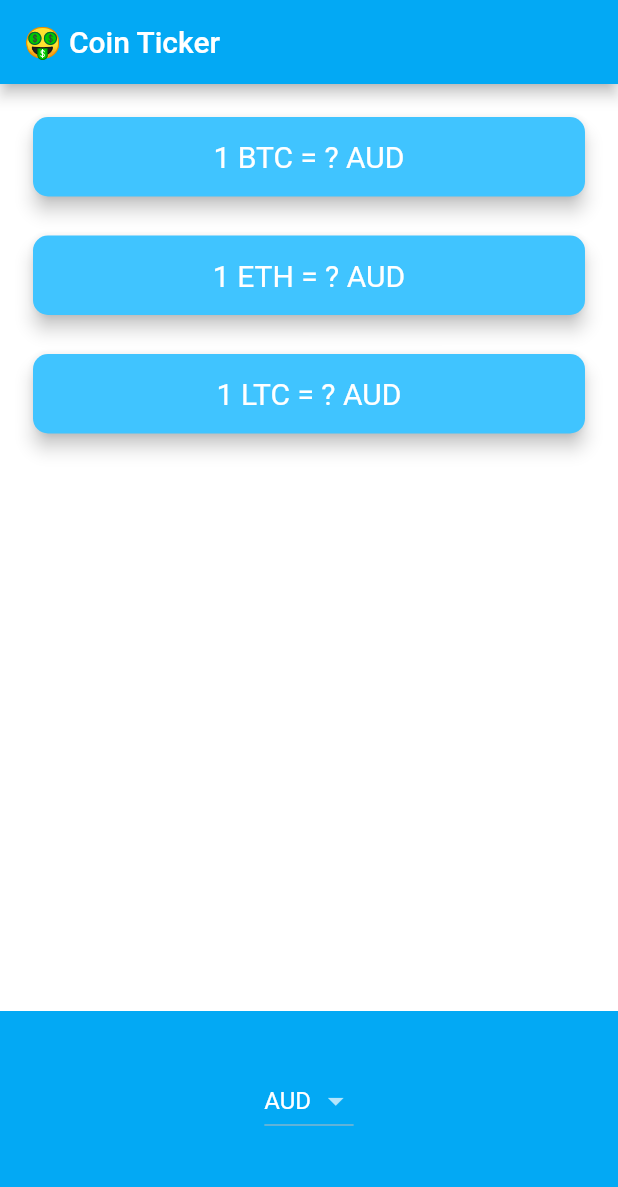
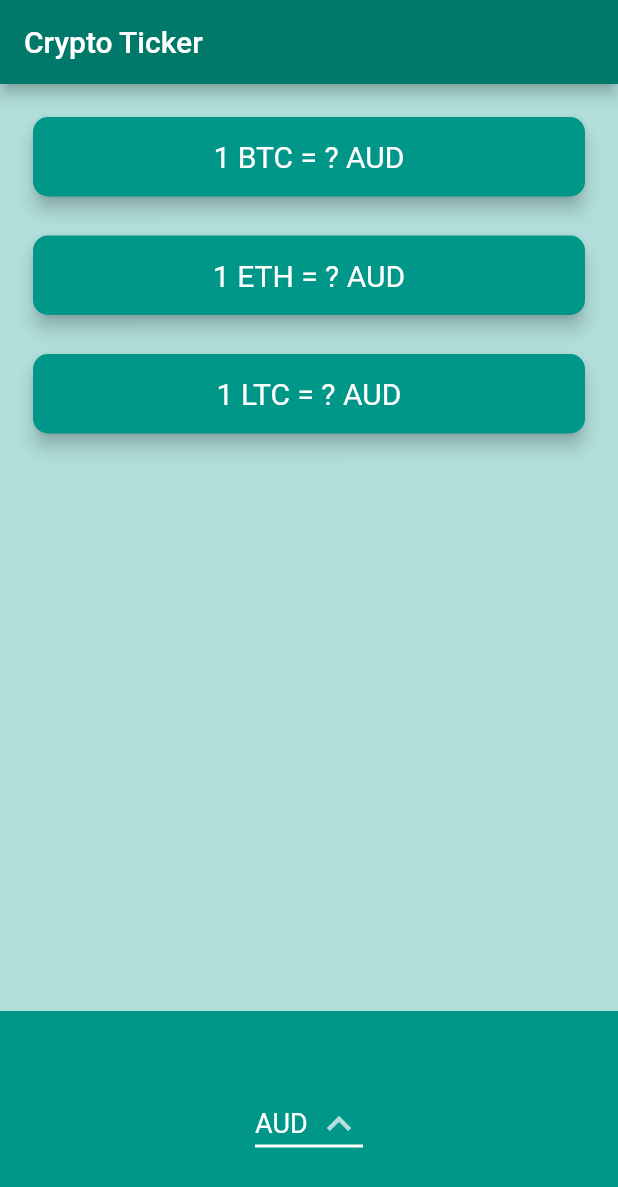
Before and after one commit to MostafaAE/bitcoin-ticker-flutter, a Flutter app: the screen it shows after launch, on a phone screen of 412 x 824 dp. Shown: the top 1187 px of the screen. Run offline on Flutter 3.47's test engine with Material 2 defaults, Android fonts, the phone set to English and light mode, and no system bars; network calls fail.

Commit message:
ui refactoring

```diff
--- /dev/null
+++ b/lib/constants.dart
@@ -0,0 +1,6 @@
+import 'dart:ui';
+
+const DarkPrimaryColor = Color(0xFF00796B);
+const LightPrimaryColor = Color(0xFFB2DFDB);
+const primaryColor = Color(0xFF009688);
+const dropDownColor = Color(0xFF212121);
--- a/lib/crypto_card.dart
+++ b/lib/crypto_card.dart
@@ -1,5 +1,6 @@
 import 'package:flutter/cupertino.dart';
 import 'package:flutter/material.dart';
+import 'constants.dart';
 
 class CryptoCard extends StatelessWidget {
   const CryptoCard({this.cryptoCurrency, this.exchangeRate, this.selectedCurrency});
@@ -13,7 +14,7 @@ class CryptoCard extends StatelessWidget {
     return Padding(
       padding: EdgeInsets.fromLTRB(18.0, 18.0, 18.0, 0),
       child: Card(
-        color: Colors.lightBlueAccent,
+        color: primaryColor,
         elevation: 5.0,
         shape: RoundedRectangleBorder(
           borderRadius: BorderRadius.circular(10.0),
--- a/lib/main.dart
+++ b/lib/main.dart
@@ -1,4 +1,5 @@
 import 'package:flutter/material.dart';
+import 'constants.dart';
 import 'price_screen.dart';
 
 void main() => runApp(MyApp());
@@ -8,8 +9,9 @@ class MyApp extends StatelessWidget {
   Widget build(BuildContext context) {
     return MaterialApp(
       theme: ThemeData.dark().copyWith(
-          primaryColor: Colors.lightBlue,
-          scaffoldBackgroundColor: Colors.white),
+          primaryColor: DarkPrimaryColor,
+          scaffoldBackgroundColor: LightPrimaryColor,
+      ),
       home: PriceScreen(),
     );
   }
--- a/lib/price_screen.dart
+++ b/lib/price_screen.dart
@@ -4,6 +4,8 @@ import 'package:flutter/widgets.dart';
 import 'coin_data.dart';
 import 'crypto_card.dart';
 import 'dart:io' show Platform;
+import 'constants.dart';
+
 class PriceScreen extends StatefulWidget {
   @override
   _PriceScreenState createState() => _PriceScreenState();
@@ -28,6 +30,14 @@ class _PriceScreenState extends State<PriceScreen> {
     }
 
     return DropdownButton<String>(
+      dropdownColor: dropDownColor,
+      icon: Icon(Icons.keyboard_arrow_up),
+      style: TextStyle(fontSize: 18.0),
+      iconSize: 32,
+      underline: Container(
+        height: 2,
+        color: Colors.white,
+      ),
       value: selectedCurrency,
       items: dropdownItems,
       onChanged: (value) {
@@ -43,13 +53,15 @@ class _PriceScreenState extends State<PriceScreen> {
   {
     List<Text> pickerItems = [];
     for(String currency in currenciesList)
-      pickerItems.add(Text(currency));
+      pickerItems.add(Text(currency,style: TextStyle(color: Colors.white,),),);
 
     return CupertinoPicker(
-      backgroundColor: Colors.lightBlue,
+      backgroundColor: primaryColor,
       onSelectedItemChanged: (selectedIndex){
+        setState(() {
         selectedCurrency = currenciesList[selectedIndex];
         getData();
+        });
       },
       itemExtent: 32,
       children: pickerItems,
@@ -99,7 +111,7 @@ class _PriceScreenState extends State<PriceScreen> {
   Widget build(BuildContext context) {
     return Scaffold(
       appBar: AppBar(
-        title: Text('🤑 Coin Ticker'),
+        title: Text('Crypto Ticker'),
       ),
       body: Column(
         mainAxisAlignment: MainAxisAlignment.spaceBetween,
@@ -109,8 +121,8 @@ class _PriceScreenState extends State<PriceScreen> {
           Container(
             height: 150.0,
             alignment: Alignment.center,
-            padding: EdgeInsets.only(bottom: 30.0),
-            color: Colors.lightBlue,
+            padding: EdgeInsets.only(bottom: 15.0, top: 15),
+            color: primaryColor,
             child: Platform.isIOS ? iOSPicker() : androidDropDown(),
           ),
         ],
```
